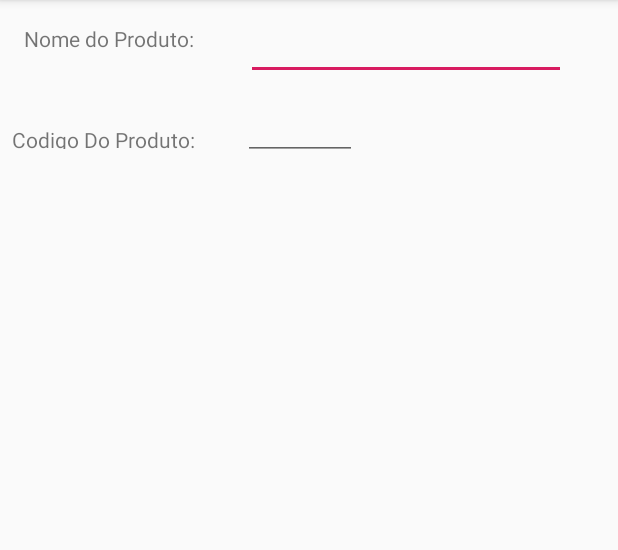
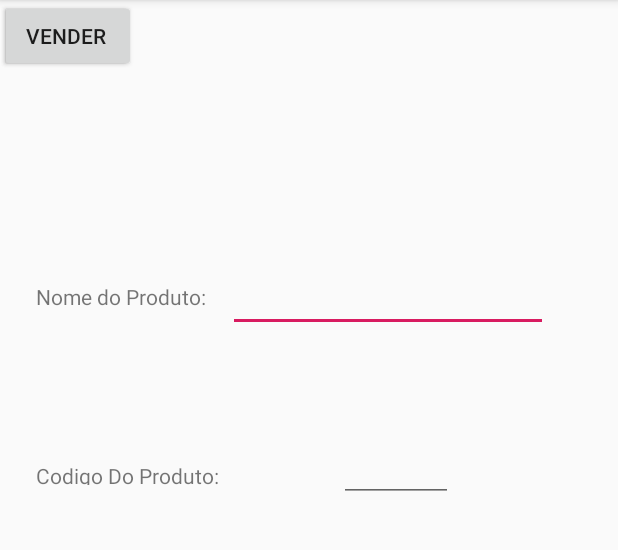
Before and after one commit to LeoCaronezi/Android, an Android app: the screen it shows after launch (MainActivity), on a phone screen of 412 x 824 dp, the part 84-634 px from its top. Run offline under Robolectric (Android 15) with nearby library versions, the phone set to English and light mode, and no system bars.

Commit message:
LeoCaronezi
criando os botões  compra e vender

```diff
--- a/TrabalhoDeDispositivosMoveis/app/src/main/java/com/e/trabalhodedispositivosmoveis/MainActivity.java
+++ b/TrabalhoDeDispositivosMoveis/app/src/main/java/com/e/trabalhodedispositivosmoveis/MainActivity.java
@@ -2,12 +2,15 @@ package com.e.trabalhodedispositivosmoveis;
 
 import android.support.v7.app.AppCompatActivity;
 import android.os.Bundle;
+import android.widget.Button;
 import android.widget.EditText;
 
 public class MainActivity extends AppCompatActivity {
 
     private EditText nomeDoProduto;
     private EditText codigoDoProduto;
+    private Button comprar;
+    private Button vender;
 
 
 
@@ -18,6 +21,10 @@ public class MainActivity extends AppCompatActivity {
 
         nomeDoProduto = (EditText) findViewById(R.id.NomeDoProdutoeditText);
         codigoDoProduto =(EditText) findViewById(R.id.CodigoDoProdutoeditText2);
+        comprar = (Button) findViewById(R.id.Comprabutton);
+        vender = (Button) findViewById(R.id.Venderbutton2);
+
+
 
     }
 }
--- a/TrabalhoDeDispositivosMoveis/app/src/main/res/layout/activity_main.xml
+++ b/TrabalhoDeDispositivosMoveis/app/src/main/res/layout/activity_main.xml
@@ -10,8 +10,8 @@
         android:id="@+id/textView"
         android:layout_width="wrap_content"
         android:layout_height="wrap_content"
-        android:layout_marginStart="16dp"
-        android:layout_marginTop="16dp"
+        android:layout_marginStart="24dp"
+        android:layout_marginTop="188dp"
         android:text="Nome do Produto:"
         app:layout_constraintStart_toStartOf="parent"
         app:layout_constraintTop_toTopOf="parent" />
@@ -21,11 +21,12 @@
         android:layout_width="wrap_content"
         android:layout_height="wrap_content"
         android:layout_marginStart="8dp"
-        android:layout_marginTop="8dp"
+        android:layout_marginTop="176dp"
         android:layout_marginEnd="8dp"
         android:ems="10"
         android:inputType="textPersonName"
         app:layout_constraintEnd_toEndOf="parent"
+        app:layout_constraintHorizontal_bias="0.14"
         app:layout_constraintStart_toEndOf="@+id/textView"
         app:layout_constraintTop_toTopOf="parent" />
 
@@ -33,8 +34,8 @@
         android:id="@+id/textView2"
         android:layout_width="wrap_content"
         android:layout_height="16dp"
-        android:layout_marginStart="8dp"
-        android:layout_marginTop="48dp"
+        android:layout_marginStart="24dp"
+        android:layout_marginTop="100dp"
         android:text="Codigo Do Produto:"
         app:layout_constraintStart_toStartOf="parent"
         app:layout_constraintTop_toBottomOf="@+id/textView" />
@@ -43,10 +44,27 @@
         android:id="@+id/CodigoDoProdutoeditText2"
         android:layout_width="76dp"
         android:layout_height="wrap_content"
-        android:layout_marginStart="32dp"
-        android:layout_marginTop="8dp"
+        android:layout_marginStart="80dp"
+        android:layout_marginTop="68dp"
         android:ems="10"
         android:inputType="number"
         app:layout_constraintStart_toEndOf="@+id/textView2"
         app:layout_constraintTop_toBottomOf="@+id/NomeDoProdutoeditText" />
+
+    <Button
+        android:id="@+id/Comprabutton"
+        android:layout_width="wrap_content"
+        android:layout_height="wrap_content"
+        android:text="Comprar"
+        tools:layout_editor_absoluteX="16dp"
+        tools:layout_editor_absoluteY="396dp" />
+
+    <Button
+        android:id="@+id/Venderbutton2"
+        android:layout_width="wrap_content"
+        android:layout_height="wrap_content"
+        android:text="Vender"
+        tools:layout_editor_absoluteX="127dp"
+        tools:layout_editor_absoluteY="395dp" />
+
 </android.support.constraint.ConstraintLayout>
--- a/TrabalhoDeDispositivosMoveis/build.gradle
+++ b/TrabalhoDeDispositivosMoveis/build.gradle
@@ -7,7 +7,7 @@ buildscript {
 
     }
     dependencies {
-        classpath 'com.android.tools.build:gradle:3.3.2'
+        classpath 'com.android.tools.build:gradle:3.4.0'
 
         // NOTE: Do not place your application dependencies here; they belong
         // in the individual module build.gradle files
```
Also changed, not shown: TrabalhoDeDispositivosMoveis/gradle/wrapper/gradle-wrapper.properties.
